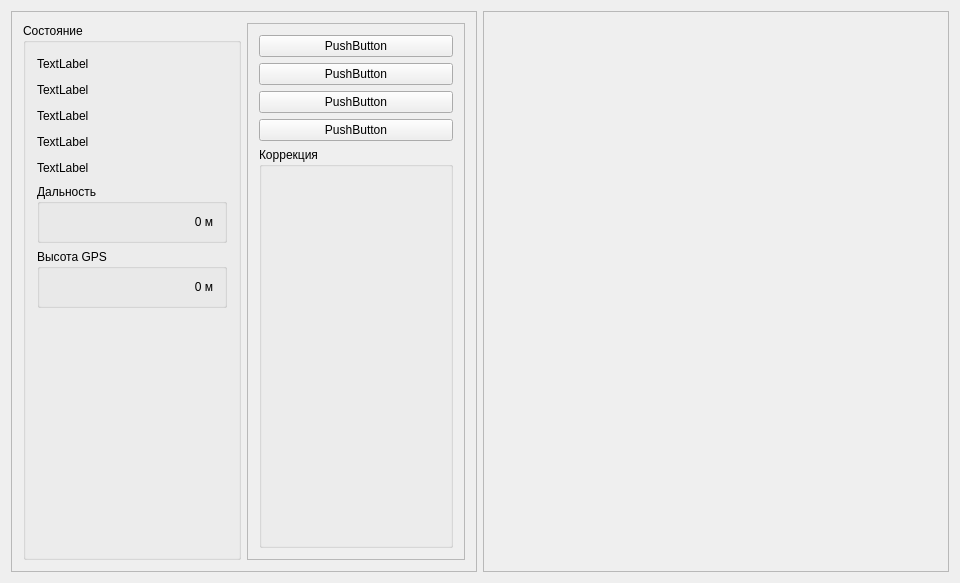
This is SUA/sua.ui in SerikZ5/SUA as Qt 5 draws it before an edit. The edited form follows.
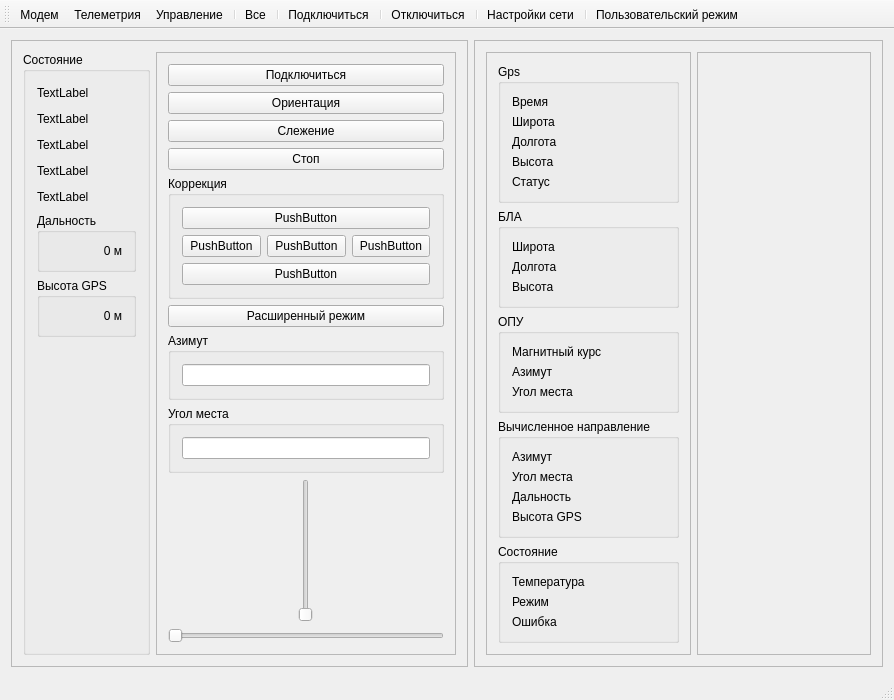
This is the edited form.

What changed in the file:
```diff
--- a/SUA/sua.ui
+++ b/SUA/sua.ui
@@ -6,8 +6,8 @@
    <rect>
     <x>0</x>
     <y>0</y>
-    <width>960</width>
-    <height>583</height>
+    <width>894</width>
+    <height>671</height>
    </rect>
   </property>
   <property name="windowTitle">
@@ -29,6 +29,12 @@
       <layout class="QHBoxLayout" name="horizontalLayout_2">
        <item>
         <widget class="QGroupBox" name="stateGroupBox">
+         <property name="maximumSize">
+          <size>
+           <width>200</width>
+           <height>16777215</height>
+          </size>
+         </property>
          <property name="title">
           <string>Состояние</string>
          </property>
@@ -174,6 +180,12 @@
        </item>
        <item>
         <widget class="QFrame" name="frame">
+         <property name="maximumSize">
+          <size>
+           <width>300</width>
+           <height>16777215</height>
+          </size>
+         </property>
          <property name="frameShape">
           <enum>QFrame::StyledPanel</enum>
          </property>
@@ -182,30 +194,30 @@
          </property>
          <layout class="QVBoxLayout" name="verticalLayout_3">
           <item>
-           <widget class="QPushButton" name="pushButton_2">
+           <widget class="QPushButton" name="btnReConnectUsers">
             <property name="text">
-             <string>PushButton</string>
+             <string>Подключиться</string>
             </property>
            </widget>
           </item>
           <item>
-           <widget class="QPushButton" name="pushButton_3">
+           <widget class="QPushButton" name="btnOrientedAntennasCommandUsers">
             <property name="text">
-             <string>PushButton</string>
+             <string>Ориентация</string>
             </property>
            </widget>
           </item>
           <item>
-           <widget class="QPushButton" name="pushButton_4">
+           <widget class="QPushButton" name="btnFollowCommandUsers">
             <property name="text">
-             <string>PushButton</string>
+             <string>Слежение</string>
             </property>
            </widget>
           </item>
           <item>
-           <widget class="QPushButton" name="pushButton">
+           <widget class="QPushButton" name="btnStopEnginesCommandUsers">
             <property name="text">
-             <string>PushButton</string>
+             <string>Стоп</string>
             </property>
            </widget>
           </item>
@@ -214,6 +226,116 @@
             <property name="title">
              <string>Коррекция</string>
             </property>
+            <layout class="QVBoxLayout" name="verticalLayout_4">
+             <item>
+              <layout class="QHBoxLayout" name="horizontalLayout_10">
+               <item>
+                <widget class="QPushButton" name="pushButton_5">
+                 <property name="text">
+                  <string>PushButton</string>
+                 </property>
+                </widget>
+               </item>
+              </layout>
+             </item>
+             <item>
+              <layout class="QHBoxLayout" name="horizontalLayout_11">
+               <item>
+                <widget class="QPushButton" name="pushButton">
+                 <property name="text">
+                  <string>PushButton</string>
+                 </property>
+                </widget>
+               </item>
+               <item>
+                <widget class="QPushButton" name="pushButton_2">
+                 <property name="text">
+                  <string>PushButton</string>
+                 </property>
+                </widget>
+               </item>
+               <item>
+                <widget class="QPushButton" name="pushButton_4">
+                 <property name="text">
+                  <string>PushButton</string>
+                 </property>
+                </widget>
+               </item>
+              </layout>
+             </item>
+             <item>
+              <layout class="QHBoxLayout" name="horizontalLayout_12">
+               <item>
+                <widget class="QPushButton" name="pushButton_3">
+                 <property name="text">
+                  <string>PushButton</string>
+                 </property>
+                </widget>
+               </item>
+              </layout>
+             </item>
+            </layout>
+           </widget>
+          </item>
+          <item>
+           <widget class="QPushButton" name="btnFullMode">
+            <property name="text">
+             <string>Расширенный режим</string>
+            </property>
+           </widget>
+          </item>
+          <item>
+           <widget class="QGroupBox" name="groupBox_4">
+            <property name="title">
+             <string>Азимут</string>
+            </property>
+            <layout class="QVBoxLayout" name="verticalLayout_5">
+             <item>
+              <widget class="QLineEdit" name="txbSuaCommandAzimuth1"/>
+             </item>
+            </layout>
+           </widget>
+          </item>
+          <item>
+           <widget class="QGroupBox" name="groupBox_5">
+            <property name="title">
+             <string>Угол места</string>
+            </property>
+            <layout class="QVBoxLayout" name="verticalLayout_6">
+             <item>
+              <widget class="QLineEdit" name="txbSuaCommandZenith1"/>
+             </item>
+            </layout>
+           </widget>
+          </item>
+          <item>
+           <layout class="QHBoxLayout" name="horizontalLayout_9">
+            <item>
+             <widget class="QSlider" name="SLZen">
+              <property name="minimumSize">
+               <size>
+                <width>0</width>
+                <height>70</height>
+               </size>
+              </property>
+              <property name="orientation">
+               <enum>Qt::Vertical</enum>
+              </property>
+             </widget>
+            </item>
+           </layout>
+          </item>
+          <item>
+           <widget class="QSlider" name="SLAzim">
+            <property name="maximum">
+             <number>360</number>
+            </property>
+            <property name="sliderPosition">
+             <number>0</number>
+            </property>
+            <property name="orientation">
+             <enum>Qt::Horizontal</enum>
+            </property>
            </widget>
           </item>
          </layout>
@@ -224,16 +346,506 @@
     </item>
     <item>
      <widget class="QFrame" name="mainFrame">
+      <property name="minimumSize">
+       <size>
+        <width>180</width>
+        <height>0</height>
+       </size>
+      </property>
       <property name="frameShape">
        <enum>QFrame::StyledPanel</enum>
       </property>
       <property name="frameShadow">
        <enum>QFrame::Raised</enum>
       </property>
+      <layout class="QHBoxLayout" name="horizontalLayout_13">
+       <item>
+        <widget class="QFrame" name="frame_2">
+         <property name="frameShape">
+          <enum>QFrame::StyledPanel</enum>
+         </property>
+         <property name="frameShadow">
+          <enum>QFrame::Raised</enum>
+         </property>
+         <layout class="QVBoxLayout" name="verticalLayout_7">
+          <item>
+           <widget class="QGroupBox" name="groupBox_6">
+            <property name="title">
+             <string>Gps</string>
+            </property>
+            <layout class="QVBoxLayout" name="verticalLayout_8">
+             <item>
+              <layout class="QHBoxLayout" name="horizontalLayout_14">
+               <item>
+                <widget class="QLabel" name="label_7">
+                 <property name="minimumSize">
+                  <size>
+                   <width>45</width>
+                   <height>0</height>
+                  </size>
+                 </property>
+                 <property name="text">
+                  <string>Время</string>
+                 </property>
+                </widget>
+               </item>
+               <item>
+                <widget class="QLabel" name="lblSUATime">
+                 <property name="text">
+                  <string/>
+                 </property>
+                </widget>
+               </item>
+              </layout>
+             </item>
+             <item>
+              <layout class="QHBoxLayout" name="horizontalLayout_15">
+               <item>
+                <widget class="QLabel" name="label_6">
+                 <property name="text">
+                  <string>Широта</string>
+                 </property>
+                </widget>
+               </item>
+               <item>
+                <widget class="QLabel" name="lblLatitude">
+                 <property name="text">
+                  <string/>
+                 </property>
+                </widget>
+               </item>
+              </layout>
+             </item>
+             <item>
+              <layout class="QHBoxLayout" name="horizontalLayout_16">
+               <item>
+                <widget class="QLabel" name="label_8">
+                 <property name="text">
+                  <string>Долгота</string>
+                 </property>
+                </widget>
+               </item>
+               <item>
+                <widget class="QLabel" name="lblLongitude">
+                 <property name="text">
+                  <string/>
+                 </property>
+                </widget>
+               </item>
+              </layout>
+             </item>
+             <item>
+              <layout class="QHBoxLayout" name="horizontalLayout_18">
+               <item>
+                <widget class="QLabel" name="label_11">
+                 <property name="text">
+                  <string>Высота</string>
+                 </property>
+                </widget>
+               </item>
+               <item>
+                <widget class="QLabel" name="lblAltitude">
+                 <property name="text">
+                  <string/>
+                 </property>
+                </widget>
+               </item>
+              </layout>
+             </item>
+             <item>
+              <layout class="QHBoxLayout" name="horizontalLayout_17">
+               <item>
+                <widget class="QLabel" name="label_13">
+                 <property name="text">
+                  <string>Статус</string>
+                 </property>
+                </widget>
+               </item>
+               <item>
+                <widget class="QLabel" name="lblStatus">
+                 <property name="text">
+                  <string/>
+                 </property>
+                </widget>
+               </item>
+              </layout>
+             </item>
+            </layout>
+           </widget>
+          </item>
+          <item>
+           <widget class="QGroupBox" name="groupBox_7">
+            <property name="title">
+             <string>БЛА</string>
+            </property>
+            <layout class="QVBoxLayout" name="verticalLayout_9">
+             <item>
+              <layout class="QHBoxLayout" name="horizontalLayout_21">
+               <item>
+                <widget class="QLabel" name="label_10">
+                 <property name="text">
+                  <string>Широта</string>
+                 </property>
+                </widget>
+               </item>
+               <item>
+                <widget class="QLabel" name="lblUAVLatitude">
+                 <property name="text">
+                  <string/>
+                 </property>
+                </widget>
+               </item>
+              </layout>
+             </item>
+             <item>
+              <layout class="QHBoxLayout" name="horizontalLayout_19">
+               <item>
+                <widget class="QLabel" name="label_14">
+                 <property name="text">
+                  <string>Долгота</string>
+                 </property>
+                </widget>
+               </item>
+               <item>
+                <widget class="QLabel" name="lblUAVLongitude">
+                 <property name="text">
+                  <string/>
+                 </property>
+                </widget>
+               </item>
+              </layout>
+             </item>
+             <item>
+              <layout class="QHBoxLayout" name="horizontalLayout_20">
+               <item>
+                <widget class="QLabel" name="label_16">
+                 <property name="text">
+                  <string>Высота</string>
+                 </property>
+                </widget>
+               </item>
+               <item>
+                <widget class="QLabel" name="lblUAVAltitude">
+                 <property name="text">
+                  <string/>
+                 </property>
+                </widget>
+               </item>
+              </layout>
+             </item>
+            </layout>
+           </widget>
+          </item>
+          <item>
+           <widget class="QGroupBox" name="groupBox_8">
+            <property name="title">
+             <string>ОПУ</string>
+            </property>
+            <layout class="QVBoxLayout" name="verticalLayout_10">
+             <item>
+              <layout class="QHBoxLayout" name="horizontalLayout_23">
+               <item>
+                <widget class="QLabel" name="label_12">
+                 <property name="text">
+                  <string>Магнитный курс</string>
+                 </property>
+                </widget>
+               </item>
+               <item>
+                <widget class="QLabel" name="lblDirection">
+                 <property name="text">
+                  <string/>
+                 </property>
+                </widget>
+               </item>
+              </layout>
+             </item>
+             <item>
+              <layout class="QHBoxLayout" name="horizontalLayout_24">
+               <item>
+                <widget class="QLabel" name="label_17">
+                 <property name="text">
+                  <string>Азимут</string>
+                 </property>
+                </widget>
+               </item>
+               <item>
+                <widget class="QLabel" name="lblAzimuth">
+                 <property name="text">
+                  <string/>
+                 </property>
+                </widget>
+               </item>
+              </layout>
+             </item>
+             <item>
+              <layout class="QHBoxLayout" name="horizontalLayout_22">
+               <item>
+                <widget class="QLabel" name="label_19">
+                 <property name="text">
+                  <string>Угол места</string>
+                 </property>
+                </widget>
+               </item>
+               <item>
+                <widget class="QLabel" name="lblZenith">
+                 <property name="text">
+                  <string/>
+                 </property>
+                </widget>
+               </item>
+              </layout>
+             </item>
+            </layout>
+           </widget>
+          </item>
+          <item>
+           <widget class="QGroupBox" name="groupBox_9">
+            <property name="title">
+             <string>Вычисленное направление</string>
+            </property>
+            <layout class="QVBoxLayout" name="verticalLayout_11">
+             <item>
+              <layout class="QHBoxLayout" name="horizontalLayout_25">
+               <item>
+                <widget class="QLabel" name="label_15">
+                 <property name="text">
+                  <string>Азимут</string>
+                 </property>
+                </widget>
+               </item>
+               <item>
+                <widget class="QLabel" name="lblUAVAzimuth">
+                 <property name="text">
+                  <string/>
+                 </property>
+                </widget>
+               </item>
+              </layout>
+             </item>
+             <item>
+              <layout class="QHBoxLayout" name="horizontalLayout_26">
+               <item>
+                <widget class="QLabel" name="label_20">
+                 <property name="text">
+                  <string>Угол места</string>
+                 </property>
+                </widget>
+               </item>
+               <item>
+                <widget class="QLabel" name="lblUAVZenith">
+                 <property name="text">
+                  <string/>
+                 </property>
+                </widget>
+               </item>
+              </layout>
+             </item>
+             <item>
+              <layout class="QHBoxLayout" name="horizontalLayout_27">
+               <item>
+                <widget class="QLabel" name="label_22">
+                 <property name="text">
+                  <string>Дальность</string>
+                 </property>
+                </widget>
+               </item>
+               <item>
+                <widget class="QLabel" name="lblDistance">
+                 <property name="text">
+                  <string/>
+                 </property>
+                </widget>
+               </item>
+              </layout>
+             </item>
+             <item>
+              <layout class="QHBoxLayout" name="horizontalLayout_28">
+               <item>
+                <widget class="QLabel" name="label_24">
+                 <property name="text">
+                  <string>Высота GPS</string>
+                 </property>
+                </widget>
+               </item>
+               <item>
+                <widget class="QLabel" name="lblHeightGPS">
+                 <property name="text">
+                  <string/>
+                 </property>
+                </widget>
+               </item>
+              </layout>
+             </item>
+            </layout>
+           </widget>
+          </item>
+          <item>
+           <widget class="QGroupBox" name="groupBox_10">
+            <property name="title">
+             <string>Состояние</string>
+            </property>
+            <layout class="QVBoxLayout" name="verticalLayout_12">
+             <item>
+              <layout class="QHBoxLayout" name="horizontalLayout_31">
+               <item>
+                <widget class="QLabel" name="label_26">
+                 <property name="text">
+                  <string>Температура</string>
+                 </property>
+                </widget>
+               </item>
+               <item>
+                <widget class="QLabel" name="lblTemp">
+                 <property name="text">
+                  <string/>
+                 </property>
+                </widget>
+               </item>
+              </layout>
+             </item>
+             <item>
+              <layout class="QHBoxLayout" name="horizontalLayout_30">
+               <item>
+                <widget class="QLabel" name="label_18">
+                 <property name="text">
+                  <string>Режим</string>
+                 </property>
+                </widget>
+               </item>
+               <item>
+                <widget class="QLabel" name="lblWorkMode">
+                 <property name="text">
+                  <string/>
+                 </property>
+                </widget>
+               </item>
+              </layout>
+             </item>
+             <item>
+              <layout class="QHBoxLayout" name="horizontalLayout_29">
+               <item>
+                <widget class="QLabel" name="label_23">
+                 <property name="text">
+                  <string>Ошибка</string>
+                 </property>
+                </widget>
+               </item>
+               <item>
+                <widget class="QLabel" name="lblError">
+                 <property name="text">
+                  <string/>
+                 </property>
+                </widget>
+               </item>
+              </layout>
+             </item>
+            </layout>
+           </widget>
+          </item>
+         </layout>
+        </widget>
+       </item>
+       <item>
+        <widget class="QScrollArea" name="scrollArea">
+         <property name="widgetResizable">
+          <bool>true</bool>
+         </property>
+         <widget class="QWidget" name="scrollAreaWidgetContents">
+          <property name="geometry">
+           <rect>
+            <x>0</x>
+            <y>0</y>
+            <width>232</width>
+            <height>590</height>
+           </rect>
+          </property>
+          <layout class="QVBoxLayout" name="verticalLayout_13"/>
+         </widget>
+        </widget>
+       </item>
+      </layout>
      </widget>
     </item>
    </layout>
   </widget>
+  <widget class="QStatusBar" name="statusBar"/>
+  <widget class="QToolBar" name="toolBar">
+   <property name="windowTitle">
+    <string>toolBar</string>
+   </property>
+   <attribute name="toolBarArea">
+    <enum>TopToolBarArea</enum>
+   </attribute>
+   <attribute name="toolBarBreak">
+    <bool>false</bool>
+   </attribute>
+   <addaction name="actionModem"/>
+   <addaction name="actionTelemetry"/>
+   <addaction name="actionCommand"/>
+   <addaction name="separator"/>
+   <addaction name="actionAll"/>
+   <addaction name="separator"/>
+   <addaction name="actionReConnect"/>
+   <addaction name="separator"/>
+   <addaction name="actionDisconnect"/>
+   <addaction name="separator"/>
+   <addaction name="actionNetworkSettings"/>
+   <addaction name="separator"/>
+   <addaction name="actionUserMod"/>
+  </widget>
+  <action name="actionModem">
+   <property name="checkable">
+    <bool>true</bool>
+   </property>
+   <property name="text">
+    <string>Модем</string>
+   </property>
+  </action>
+  <action name="actionTelemetry">
+   <property name="checkable">
+    <bool>true</bool>
+   </property>
+   <property name="text">
+    <string>Телеметрия</string>
+   </property>
+  </action>
+  <action name="actionCommand">
+   <property name="checkable">
+    <bool>true</bool>
+   </property>
+   <property name="text">
+    <string>Управление</string>
+   </property>
+  </action>
+  <action name="actionAll">
+   <property name="checkable">
+    <bool>true</bool>
+   </property>
+   <property name="text">
+    <string>Все</string>
+   </property>
+  </action>
+  <action name="actionReConnect">
+   <property name="text">
+    <string>Подключиться</string>
+   </property>
+  </action>
+  <action name="actionDisconnect">
+   <property name="text">
+    <string>Отключиться</string>
+   </property>
+  </action>
+  <action name="actionNetworkSettings">
+   <property name="text">
+    <string>Настройки сети</string>
+   </property>
+  </action>
+  <action name="actionUserMod">
+   <property name="text">
+    <string>Пользовательский режим</string>
+   </property>
+  </action>
  </widget>
  <layoutdefault spacing="6" margin="11"/>
  <resources>
```
